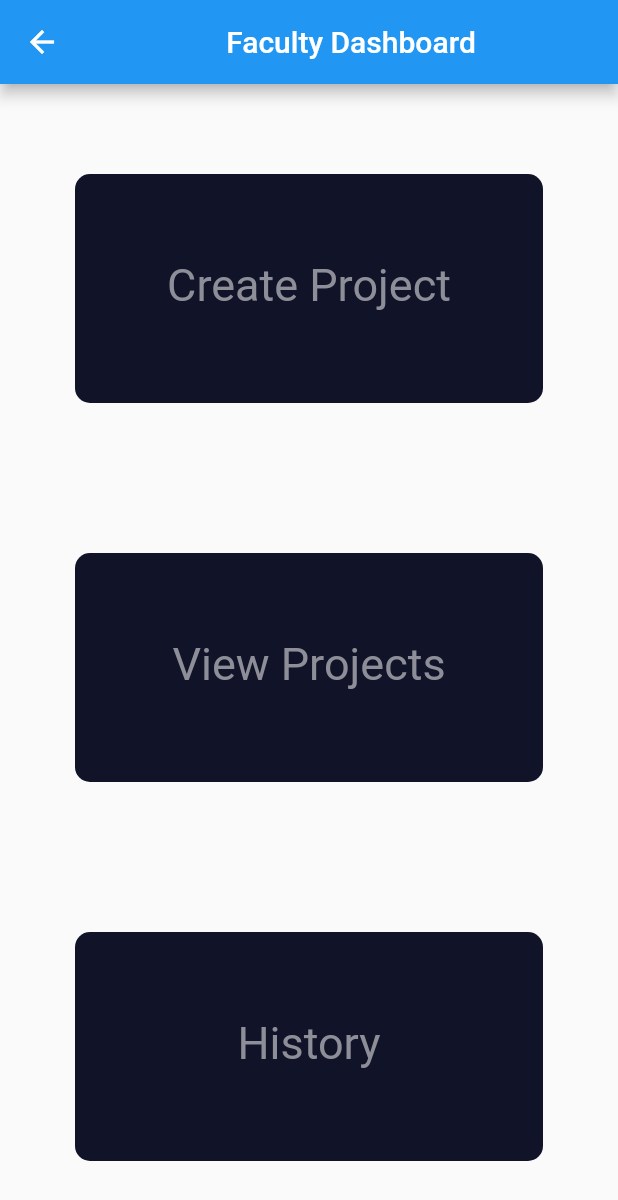
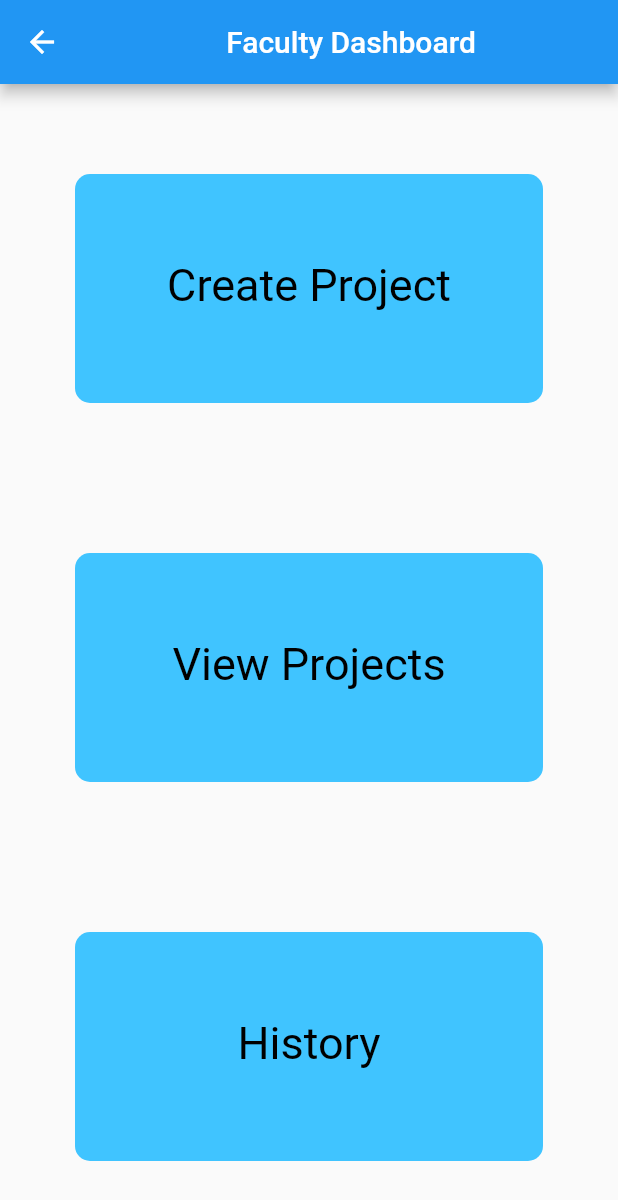
Before and after one commit to RRAAVN/hacknu, a Flutter app: the FacultyDashboard screen opened directly, on a phone screen of 412 x 824 dp. Shown: the top 1200 px of the screen. Run offline on Flutter 3.47's test engine with Material 2 defaults, Android fonts, the phone set to English and light mode, and no system bars.

Commit message:
Basic FacultyDashBoard Screen

```diff
--- a/lib/facultyDashboard.dart
+++ b/lib/facultyDashboard.dart
@@ -32,14 +32,14 @@ class _FacultyDashboard extends State<FacultyDashboard> {
                     //function
                   },
                   child: ReusableCard(
-                    colour: Color(0xFF111328),
+                    colour: Colors.lightBlueAccent,
                     cardChild: Column(
                       mainAxisAlignment: MainAxisAlignment.center,
                       children: <Widget>[
                         Text(
                           "Create Project",
                           style: TextStyle(
-                            color: Color(0xFF8D8E98),
+                            color: Colors.black,
                             fontSize: 30.0,
                           ),
                         ),
@@ -61,14 +61,14 @@ class _FacultyDashboard extends State<FacultyDashboard> {
                     //function
                   },
                   child: ReusableCard(
-                    colour: Color(0xFF111328),
+                    colour: Colors.lightBlueAccent,
                     cardChild: Column(
                       mainAxisAlignment: MainAxisAlignment.center,
                       children: <Widget>[
                         Text(
                           "View Projects",
                           style: TextStyle(
-                            color: Color(0xFF8D8E98),
+                            color: Colors.black,
                             fontSize: 30.0,
                           ),
                         ),
@@ -90,14 +90,14 @@ class _FacultyDashboard extends State<FacultyDashboard> {
                     //function
                   },
                   child: ReusableCard(
-                    colour: Color(0xFF111328),
+                    colour: Colors.lightBlueAccent,
                     cardChild: Column(
                       mainAxisAlignment: MainAxisAlignment.center,
                       children: <Widget>[
                         Text(
                           "History",
                           style: TextStyle(
-                            color: Color(0xFF8D8E98),
+                            color: Colors.black,
                             fontSize: 30.0,
                           ),
                         ),
```
